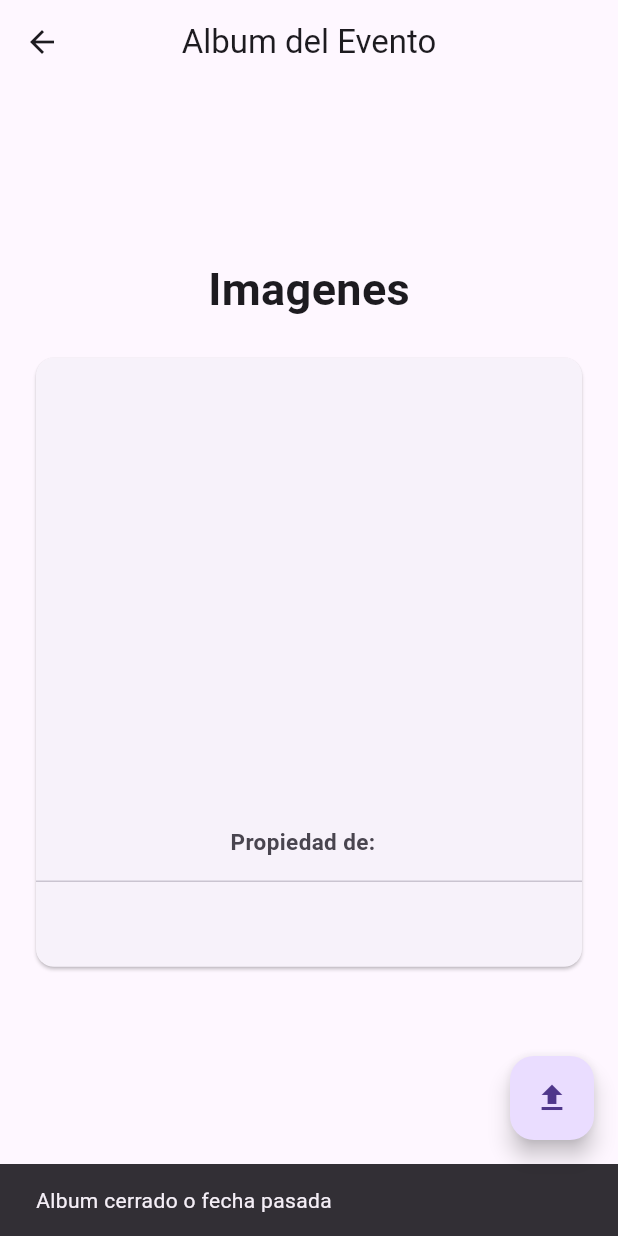
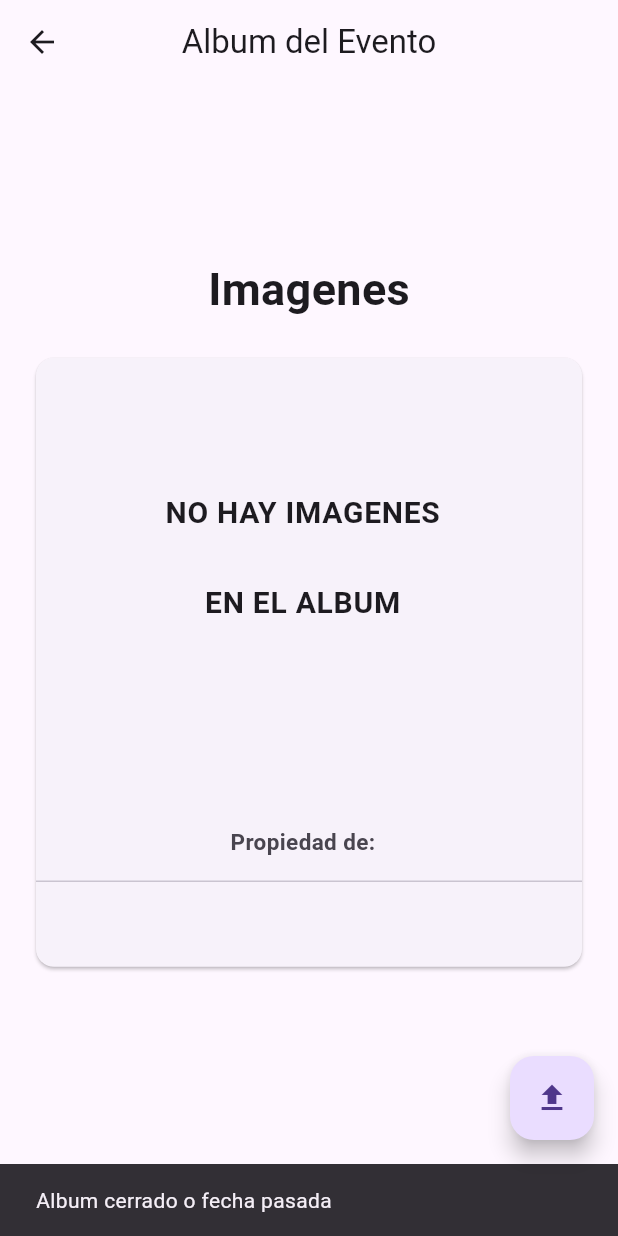
Before and after one commit to PaulOchoa952/appGallery_01, a Flutter app: the AlbumEvento screen opened directly with empty values, after a tap on the "upload" icon, on a phone screen of 412 x 824 dp. Run offline on Flutter 3.47's test engine with Material 3 defaults, Android fonts, the phone set to English and light mode, and no system bars; drawn by our look-alikes of carousel_slider; our stand-ins replace animate_do, cloud_firestore, file_picker, firebase_auth, firebase_core, firebase_storage and 2 more; accounts and stored records are empty.

Commit message:
Arreglo de bugs en el album de imagenes

```diff
--- a/lib/album_evento.dart
+++ b/lib/album_evento.dart
@@ -18,8 +18,6 @@ class _AlbumEventoState extends State<AlbumEvento> {
   String name = "";
   String idEvento = "";
   bool admin = false;
-  bool loading = false;
-  List imagenes = [];
   bool fecha = false;
   bool fechapaso=false;
 
@@ -29,27 +27,12 @@ class _AlbumEventoState extends State<AlbumEvento> {
     buscarAdmin();
     idEvento = widget.datos["id"];
     fecha = !widget.datos["estado"];
-    loading = false;
-    cargarURL();
     if(widget.datos["admin"] == widget.usuario){
       setState(() {
         admin = true;
       });
     }
     super.initState();
-  }
-
-  void cargarURL() async{
-    var temp = await DB.mostrarAlbum(idEvento);
-    temp.items.forEach((element) async{
-      String url = await DB.obtenerURLimagen(element.name, idEvento);
-      setState(() {
-        imagenes.add(url);
-      });
-    });
-    setState(() {
-      loading = true;
-    });
   }
 
   void buscarAdmin() async{
@@ -83,14 +66,18 @@ class _AlbumEventoState extends State<AlbumEvento> {
                         future: DB.mostrarAlbum(idEvento),
                         builder: (context, img) {
                           if(img.hasData){
+                            if(img.data!.items.length == 0){
+                              return Container(
+                                height: 250,
+                                child: Center(child: Text("NO HAY IMAGENES\n\nEN EL ALBUM", style: TextStyle(fontSize: 20, fontWeight: FontWeight.bold), textAlign: TextAlign.center,))
+                              );
+                            } else {
                               return GestureDetector(
                                 onTap: () async{
                                   await Navigator.of(context).push(MaterialPageRoute(
                                       builder: (context) => Galeria(idEvento: idEvento, admin: admin)
                                   ));
-                                setState(() {
-                                  imagenes = imagenes;
-                                });
+                                  setState(() {});
                                 },
                                 child: CarouselSlider.builder(
                                     options: CarouselOptions(
@@ -106,13 +93,11 @@ class _AlbumEventoState extends State<AlbumEvento> {
                                     ),
                                     itemCount: img.data!.items.length,
                                     itemBuilder: (BuildContext context, int itemIndex, int pageViewIndex){
-                                    if(loading){
                                       return FutureBuilder(
                                           future: DB.obtenerURLimagen(img.data!.items[itemIndex].name, idEvento),
                                           builder: (context, url) {
                                             if(url.hasData){
                                               return Container(
-
                                                 child: Image.network(url.data!, fit: BoxFit.cover, width: double.infinity, height: 200, ),
                                               );
                                             }
@@ -120,10 +105,9 @@ class _AlbumEventoState extends State<AlbumEvento> {
                                           }
                                       );
                                     }
-                                    return Center(child: CircularProgressIndicator(),);
-                                  }
                                 ),
                               );
+                            }
                           }else{
                             return Center(child: CircularProgressIndicator(),);
                           }
@@ -189,7 +173,8 @@ class _AlbumEventoState extends State<AlbumEvento> {
             var nombre = archivoAEnviar.files.single.name!!;
             ScaffoldMessenger.of(context).showSnackBar(SnackBar(content: Text("Subiendo Imagen"), duration: Duration(seconds: 1),));
 
-            DB.subirImagenAlbum(path, nombre, idEvento).then((value) {
+            DB.subirImagenAlbum(path, nombre, idEvento).then((value){
+              setState(() {});
               ScaffoldMessenger.of(context).showSnackBar(SnackBar(content: Text("Imagen subida satisfactoriamente"), duration: Duration(seconds: 1),));
             });
 
@@ -205,8 +190,9 @@ class _AlbumEventoState extends State<AlbumEvento> {
 
 }
 
+/////////////////////////////////////////////////////////
+// Pantalla donde se muestra todas las imagenes
 
-// Pantalla donde se muestra todas las imagenes
 class Galeria extends StatefulWidget {
   String idEvento;
   bool admin;
@@ -355,10 +341,20 @@ class _ImagenesPaginaState extends State<ImagenesPagina> {
                                   String nombre = await DB.obtenerNombre(widget.imagenes[_indice]);
                                   DB.eliminarImagenAlbum(nombre, widget.idEvento).then((value) {
                                     Navigator.pop(context);
+                                    if(widget.imagenes.length == _indice+1){
                                       setState(() {
                                         widget.imagenes.removeAt(_indice);
                                       });
+                                      _indice = _indice-1;
+                                    }else{
+                                      setState(() {
+                                        widget.imagenes.removeAt(_indice);
+                                      });
+                                    }
                                     ScaffoldMessenger.of(context).showSnackBar(SnackBar(content: Text("Imagen eliminada satisfactoriamente"), duration: Duration(seconds: 1),));
+                                    if(widget.imagenes.length == 0){
+                                      Navigator.pop(context);
+                                    }
                                   });
                                 },
                                 child: Text("Aceptar")
@@ -367,7 +363,6 @@ class _ImagenesPaginaState extends State<ImagenesPagina> {
                         );
                       },
                     );
-
                   },
                   icon: Icon(Icons.delete_outline, color: Colors.white,)
               ),
```
Lines whose indentation alone changed are shown as unchanged.
